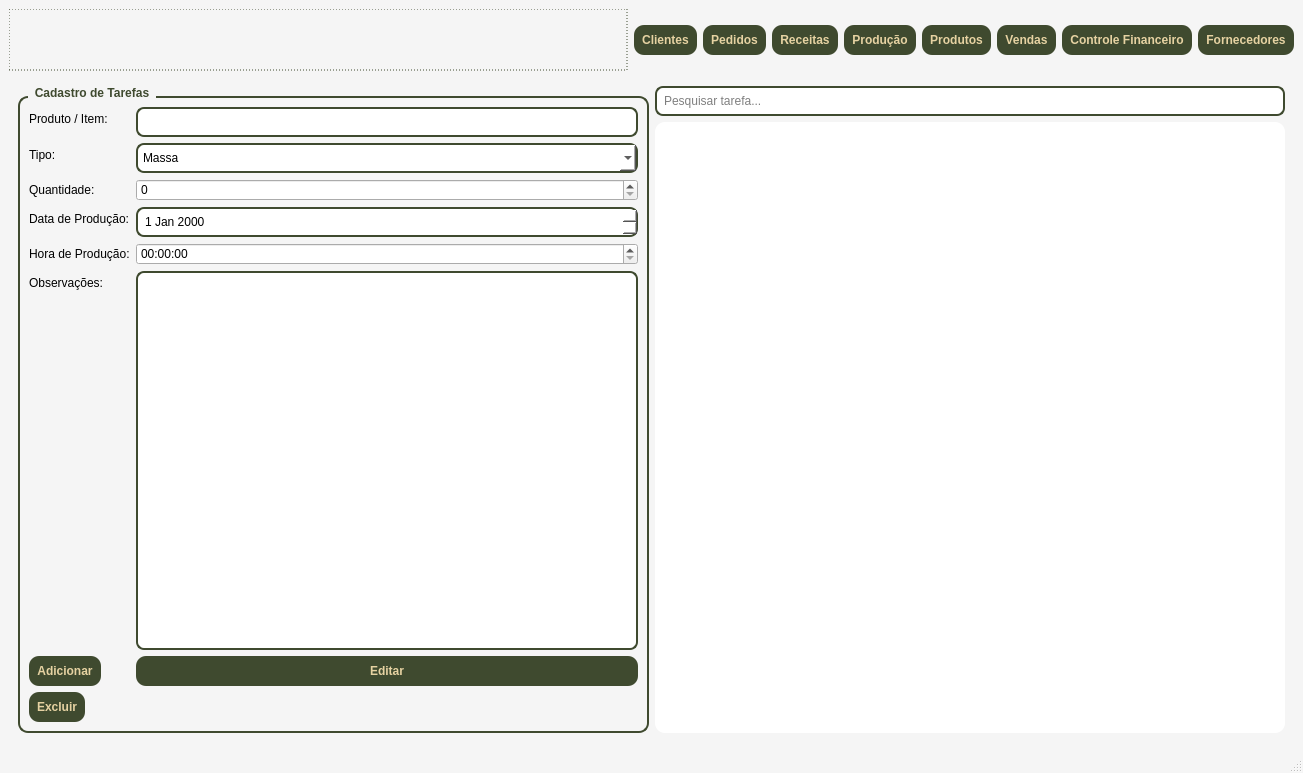
This is telas/tela_menu.ui in Faeldh/sistema_confeitaria as Qt 5 draws it before an edit. The edited form follows.
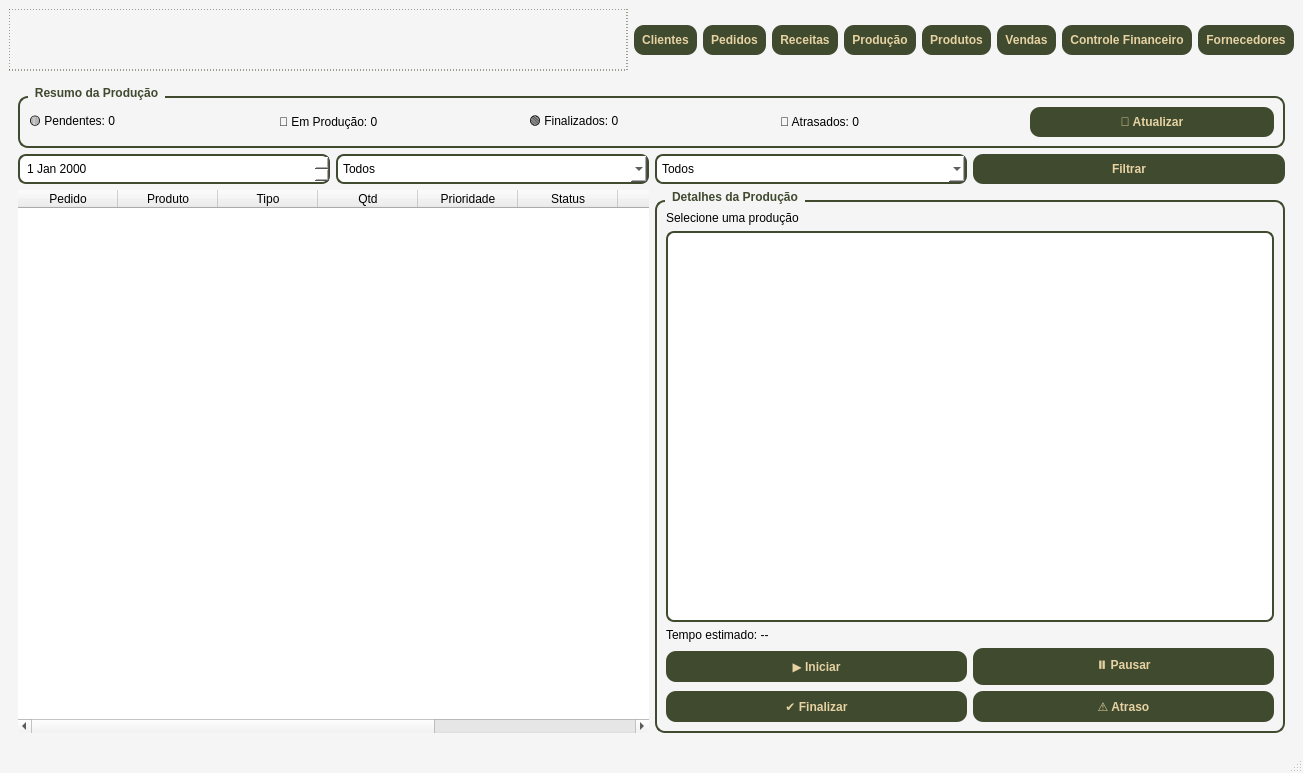
This is the edited form. The open tabs and pages were chosen to show the change.

The edit to the form file:
```diff
--- a/telas/tela_menu.ui
+++ b/telas/tela_menu.ui
@@ -896,137 +896,204 @@
        </layout>
       </widget>
       <widget class="QWidget" name="pageControleProducao">
-       <layout class="QHBoxLayout">
+ <layout class="QVBoxLayout">
+
+  <!-- ===================== PAINEL RESUMO ===================== -->
         <item>
          <widget class="QGroupBox" name="groupBoxTarefas">
           <property name="title">
-           <string>Cadastro de Tarefas</string>
-          </property>
-          <layout class="QFormLayout">
-           <item row="0" column="0">
-            <widget class="QLabel" name="labelProduto">
+     <string>Resumo da Produção</string>
+    </property>
+
+    <layout class="QHBoxLayout">
+
+     <item>
+      <widget class="QLabel" name="lblPendentes">
              <property name="text">
-              <string>Produto / Item:</string>
+        <string>🟡 Pendentes: 0</string>
              </property>
             </widget>
            </item>
-           <item row="0" column="1">
-            <widget class="QLineEdit" name="txtProduto"/>
-           </item>
-           <item row="1" column="0">
-            <widget class="QLabel" name="labelTipo">
+
+     <item>
+      <widget class="QLabel" name="lblProducao">
              <property name="text">
-              <string>Tipo:</string>
+        <string>🔵 Em Produção: 0</string>
              </property>
             </widget>
            </item>
-           <item row="1" column="1">
-            <widget class="QComboBox" name="comboTipo">
+
              <item>
+      <widget class="QLabel" name="lblFinalizados">
               <property name="text">
-               <string>Massa</string>
-              </property>
-             </item>
+        <string>🟢 Finalizados: 0</string>
+       </property>
+      </widget>
+     </item>
+
              <item>
+      <widget class="QLabel" name="lblAtrasados">
               <property name="text">
-               <string>Recheio</string>
-              </property>
-             </item>
+        <string>🔴 Atrasados: 0</string>
+       </property>
+      </widget>
+     </item>
+
              <item>
+      <widget class="QPushButton" name="btnAtualizarProducao">
               <property name="text">
-               <string>Bolo</string>
-              </property>
-             </item>
-             <item>
-              <property name="text">
-               <string>Doce</string>
-              </property>
-             </item>
+        <string>🔄 Atualizar</string>
+       </property>
+      </widget>
+     </item>
+
+    </layout>
+   </widget>
+  </item>
+
+  <!-- ===================== FILTROS ===================== -->
              <item>
-              <property name="text">
-               <string>Outro</string>
-              </property>
-             </item>
-            </widget>
-           </item>
-           <item row="2" column="0">
-            <widget class="QLabel" name="labelQuantidade">
-             <property name="text">
-              <string>Quantidade:</string>
-             </property>
-            </widget>
-           </item>
-           <item row="2" column="1">
-            <widget class="QSpinBox" name="spinQuantidade"/>
-           </item>
-           <item row="3" column="0">
-            <widget class="QLabel" name="labelData">
+   <layout class="QHBoxLayout">
+
+    <item>
+     <widget class="QDateEdit" name="dateFiltroProducao"/>
+    </item>
+
+    <item>
+     <widget class="QComboBox" name="comboFiltroTipo">
+      <item><property name="text"><string>Todos</string></property></item>
+      <item><property name="text"><string>Bolo</string></property></item>
+      <item><property name="text"><string>Doce</string></property></item>
+      <item><property name="text"><string>Salgado</string></property></item>
+      <item><property name="text"><string>Massa</string></property></item>
+     </widget>
+    </item>
+
+    <item>
+     <widget class="QComboBox" name="comboFiltroStatus">
+      <item><property name="text"><string>Todos</string></property></item>
+      <item><property name="text"><string>Pendente</string></property></item>
+      <item><property name="text"><string>Em Produção</string></property></item>
+      <item><property name="text"><string>Finalizado</string></property></item>
+      <item><property name="text"><string>Atrasado</string></property></item>
+     </widget>
+    </item>
+
+    <item>
+     <widget class="QPushButton" name="btnFiltrarProducao">
              <property name="text">
-              <string>Data de Produção:</string>
+       <string>Filtrar</string>
              </property>
             </widget>
            </item>
-           <item row="3" column="1">
-            <widget class="QDateEdit" name="dateProducao"/>
-           </item>
-           <item row="4" column="0">
-            <widget class="QLabel" name="labelHora">
-             <property name="text">
-              <string>Hora de Produção:</string>
-             </property>
-            </widget>
-           </item>
-           <item row="4" column="1">
-            <widget class="QTimeEdit" name="timeProducao"/>
-           </item>
-           <item row="5" column="0">
-            <widget class="QLabel" name="labelObs">
+
+   </layout>
+  </item>
+
+  <!-- ===================== CONTEÚDO PRINCIPAL ===================== -->
+  <item>
+   <layout class="QHBoxLayout">
+
+    <!-- ===================== TABELA PRINCIPAL ===================== -->
+    <item>
+     <widget class="QTableWidget" name="tableProducao">
+      <property name="columnCount">
+       <number>9</number>
+      </property>
+
+      <column><property name="text"><string>Pedido</string></property></column>
+      <column><property name="text"><string>Produto</string></property></column>
+      <column><property name="text"><string>Tipo</string></property></column>
+      <column><property name="text"><string>Qtd</string></property></column>
+      <column><property name="text"><string>Prioridade</string></property></column>
+      <column><property name="text"><string>Status</string></property></column>
+      <column><property name="text"><string>Início</string></property></column>
+      <column><property name="text"><string>Entrega</string></property></column>
+      <column><property name="text"><string>Responsável</string></property></column>
+
+     </widget>
+    </item>
+
+    <!-- ===================== DETALHES ===================== -->
+    <item>
+     <widget class="QGroupBox" name="groupBoxDetalhesProducao">
+      <property name="title">
+       <string>Detalhes da Produção</string>
+      </property>
+
+      <layout class="QVBoxLayout">
+
+       <item>
+        <widget class="QLabel" name="lblDetalheProduto">
              <property name="text">
-              <string>Observações:</string>
+          <string>Selecione uma produção</string>
              </property>
             </widget>
            </item>
-           <item row="5" column="1">
-            <widget class="QTextEdit" name="txtObservacoes"/>
-           </item>
-           <item row="6" column="0">
-            <widget class="QPushButton" name="btnAdicionarTarefa">
+
+       <item>
+        <widget class="QTextEdit" name="txtDetalhesProducao"/>
+       </item>
+
+       <item>
+        <widget class="QLabel" name="lblTempoEstimado">
              <property name="text">
-              <string>Adicionar</string>
+          <string>Tempo estimado: --</string>
              </property>
             </widget>
            </item>
-           <item row="6" column="1">
-            <widget class="QPushButton" name="btnEditarTarefa">
+
+       <item>
+        <layout class="QHBoxLayout">
+
+         <item>
+          <widget class="QPushButton" name="btnIniciarProducao">
              <property name="text">
-              <string>Editar</string>
+            <string>▶ Iniciar</string>
              </property>
             </widget>
            </item>
-           <item row="7" column="0">
-            <widget class="QPushButton" name="btnExcluirTarefa">
+
+         <item>
+          <widget class="QPushButton" name="btnPausarProducao">
              <property name="text">
-              <string>Excluir</string>
+            <string>⏸ Pausar</string>
              </property>
             </widget>
            </item>
-          </layout>
-         </widget>
-        </item>
+
+        </layout>
+       </item>
+
         <item>
-         <layout class="QVBoxLayout">
+        <layout class="QHBoxLayout">
+
           <item>
-           <widget class="QLineEdit" name="linePesquisarTarefas">
-            <property name="placeholderText">
-             <string>Pesquisar tarefa...</string>
+          <widget class="QPushButton" name="btnFinalizarProducao">
+           <property name="text">
+            <string>✔ Finalizar</string>
             </property>
            </widget>
           </item>
+
           <item>
-           <widget class="QTableView" name="tableAgenda"/>
-          </item>
-         </layout>
-        </item>
+          <widget class="QPushButton" name="btnAtrasarProducao">
+           <property name="text">
+            <string>⚠ Atraso</string>
+           </property>
+          </widget>
+         </item>
+
+        </layout>
+       </item>
+
+      </layout>
+     </widget>
+    </item>
+
+   </layout>
+  </item>
+
        </layout>
       </widget>
       <widget class="QWidget" name="pageProdutos">
```
Left out of the diff: 2 changed lines with no effect on the pictures. Lines whose indentation alone changed are shown as unchanged.
